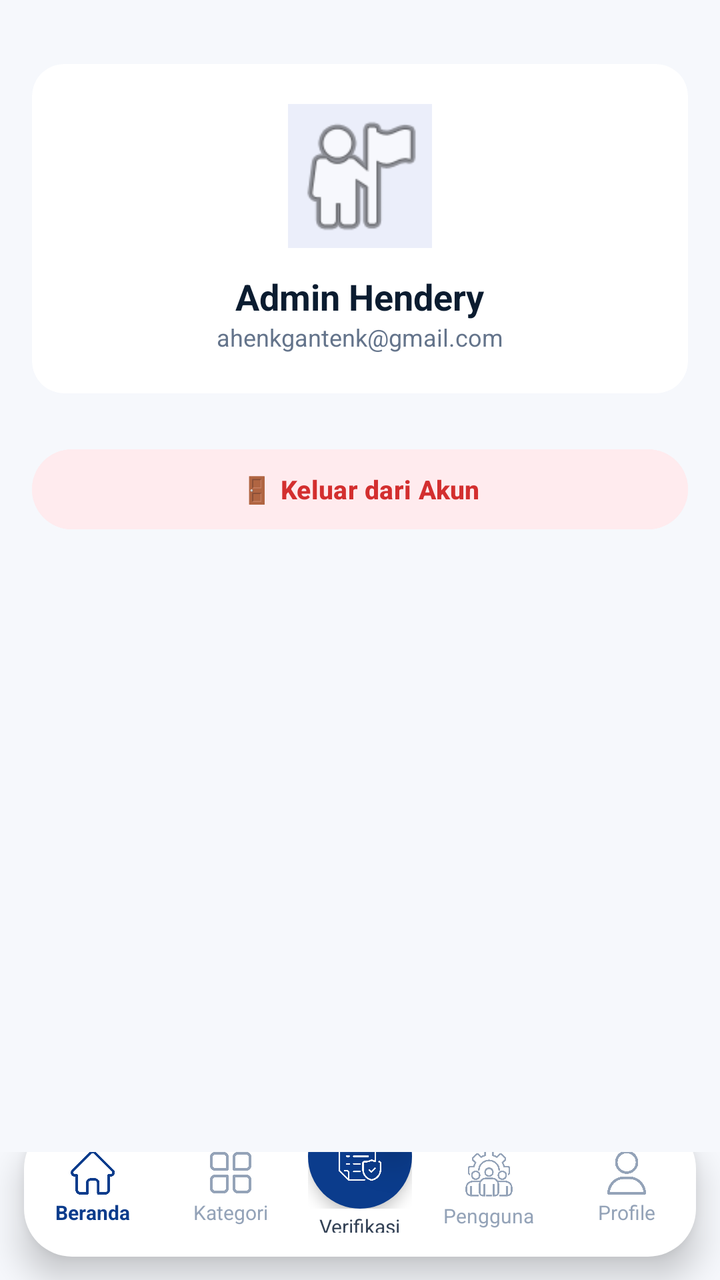
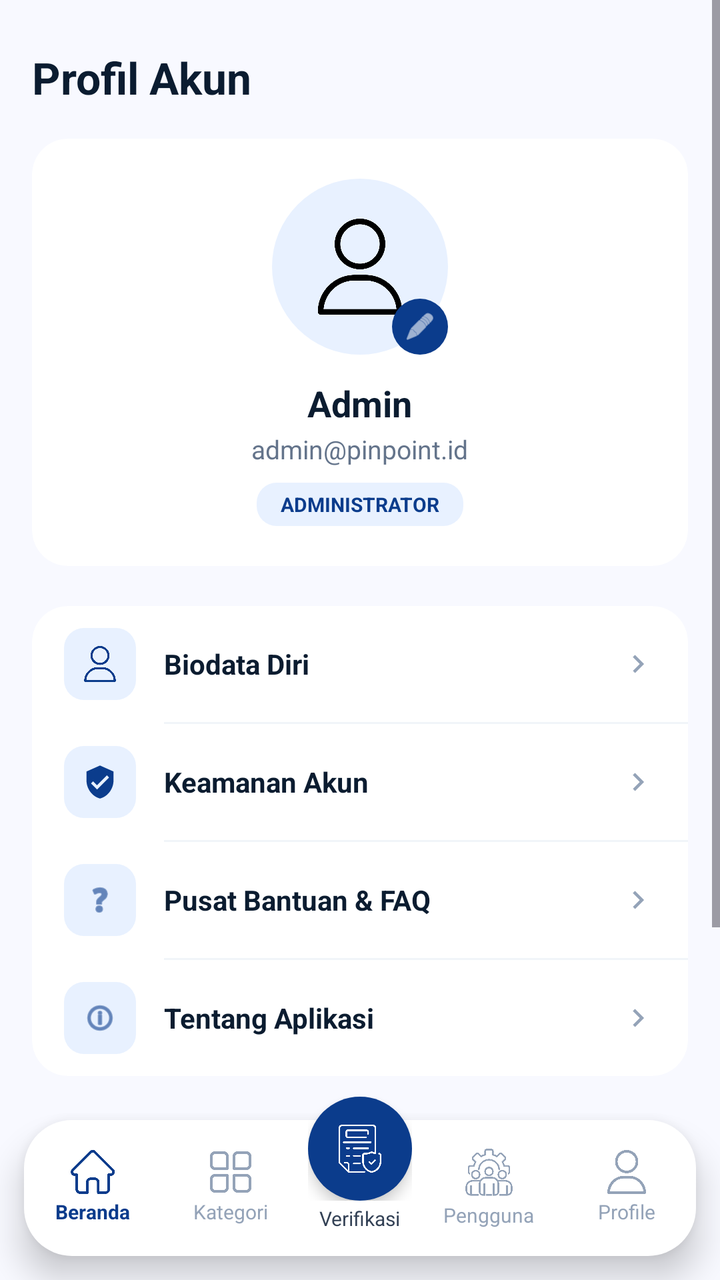

The first picture is an Android layout as it rendered before a commit; the second is the same layout after the commit. The layout source and the unified diff follow.
<!-- AndroidManifest.xml: application theme Theme.PinPoint -->
<!-- res/layout/activity_admin_profile.xml -->
<?xml version="1.0" encoding="utf-8"?>
<RelativeLayout xmlns:android="http://schemas.android.com/apk/res/android"
    xmlns:app="http://schemas.android.com/apk/res-auto"
    android:layout_width="match_parent"
    android:layout_height="match_parent"
    android:background="#F6F8FC">

    <ScrollView
        android:layout_width="match_parent"
        android:layout_height="match_parent"
        android:layout_above="@id/bottomNavContainer"
        android:clipToPadding="false"
        android:paddingBottom="24dp">

        <LinearLayout
            android:layout_width="match_parent"
            android:layout_height="wrap_content"
            android:orientation="vertical"
            android:paddingHorizontal="16dp"
            android:paddingTop="32dp">

            
            <androidx.cardview.widget.CardView
                android:layout_width="match_parent"
                android:layout_height="wrap_content"
                app:cardCornerRadius="16dp"
                app:cardElevation="0dp"
                app:cardBackgroundColor="#FFFFFF"
                android:layout_marginBottom="24dp">

                <LinearLayout
                    android:layout_width="match_parent"
                    android:layout_height="wrap_content"
                    android:orientation="vertical"
                    android:gravity="center"
                    android:padding="20dp">

                    <ImageView
                        android:id="@+id/ivAdminAvatar"
                        android:layout_width="72dp"
                        android:layout_height="72dp"
                        android:src="@android:drawable/ic_menu_myplaces"
                        android:background="#EBEEFA"
                        android:layout_marginBottom="12dp" />

                    <TextView
                        android:id="@+id/tvAdminProfileName"
                        android:layout_width="wrap_content"
                        android:layout_height="wrap_content"
                        android:text="Admin Hendery"
                        android:textColor="#0B1C30"
                        android:textSize="18sp"
                        android:textStyle="bold" />

                    <TextView
                        android:id="@+id/tvAdminProfileEmail"
                        android:layout_width="wrap_content"
                        android:layout_height="wrap_content"
                        android:text="ahenkgantenk@gmail.com"
                        android:textColor="#64748B"
                        android:textSize="12sp" />
                </LinearLayout>
            </androidx.cardview.widget.CardView>

            
            <Button
                android:id="@+id/btnLogoutAdmin"
                android:layout_width="match_parent"
                android:layout_height="48dp"
                android:text="🚪 Keluar dari Akun"
                android:textColor="#D32F2F"
                android:textSize="13sp"
                android:textStyle="bold"
                android:backgroundTint="#FFEBEE" />

        </LinearLayout>
    </ScrollView>

    
    <include
        android:id="@+id/bottomNavContainer"
        layout="@layout/layout_admin_bottom_nav"
        android:layout_width="match_parent"
        android:layout_height="64dp"
        android:layout_alignParentBottom="true" />

</RelativeLayout>
<!-- res/layout/layout_admin_bottom_nav.xml (included above) -->
<?xml version="1.0" encoding="utf-8"?>
<androidx.constraintlayout.widget.ConstraintLayout xmlns:android="http://schemas.android.com/apk/res/android"
    xmlns:app="http://schemas.android.com/apk/res-auto"
    android:id="@+id/bottomNavContainer"
    android:layout_width="match_parent"
    android:layout_height="104dp"
    android:clipChildren="false"
    android:clipToPadding="false"
    android:paddingStart="12dp"
    android:paddingEnd="12dp">

    
    <View
        android:layout_width="0dp"
        android:layout_height="68dp"
        android:background="@drawable/bg_navbar"
        android:elevation="10dp"
        app:layout_constraintBottom_toBottomOf="parent"
        app:layout_constraintLeft_toLeftOf="parent"
        app:layout_constraintRight_toRightOf="parent"
        android:layout_marginBottom="12dp" />

    
    <LinearLayout
        android:id="@+id/navHome"
        android:layout_width="0dp"
        android:layout_height="68dp"
        android:gravity="center"
        android:clickable="true"
        android:focusable="true"
        android:orientation="vertical"
        android:elevation="12dp"
        app:layout_constraintBottom_toBottomOf="parent"
        app:layout_constraintLeft_toLeftOf="parent"
        app:layout_constraintRight_toLeftOf="@id/navCategory"
        app:layout_constraintHorizontal_weight="1"
        android:layout_marginBottom="12dp">

        <ImageView
            android:id="@+id/ivNavHome"
            android:layout_width="22dp"
            android:layout_height="22dp"
            android:src="@drawable/home"
            app:tint="#0B3C8C" />

        <TextView
            android:id="@+id/tvNavHome"
            android:layout_width="wrap_content"
            android:layout_height="wrap_content"
            android:layout_marginTop="2dp"
            android:text="Beranda"
            android:textColor="#0B3C8C"
            android:textSize="10sp"
            android:textStyle="bold" />
    </LinearLayout>

    
    <LinearLayout
        android:id="@+id/navCategory"
        android:layout_width="0dp"
        android:layout_height="68dp"
        android:gravity="center"
        android:clickable="true"
        android:focusable="true"
        android:orientation="vertical"
        android:elevation="12dp"
        app:layout_constraintBottom_toBottomOf="parent"
        app:layout_constraintLeft_toRightOf="@id/navHome"
        app:layout_constraintRight_toLeftOf="@id/guidelineCenter"
        app:layout_constraintHorizontal_weight="1"
        android:layout_marginBottom="12dp"
        android:layout_marginEnd="30dp">

        <ImageView
            android:id="@+id/ivNavCategory"
            android:layout_width="22dp"
            android:layout_height="22dp"
            android:src="@drawable/category"
            app:tint="#94A3B8" />

        <TextView
            android:id="@+id/tvNavCategory"
            android:layout_width="wrap_content"
            android:layout_height="wrap_content"
            android:layout_marginTop="2dp"
            android:text="Kategori"
            android:textColor="#94A3B8"
            android:textSize="10sp" />
    </LinearLayout>

    
    <androidx.constraintlayout.widget.Guideline
        android:id="@+id/guidelineCenter"
        android:layout_width="wrap_content"
        android:layout_height="wrap_content"
        android:orientation="vertical"
        app:layout_constraintGuide_percent="0.5" />

    
    <LinearLayout
        android:id="@+id/navAccount"
        android:layout_width="0dp"
        android:layout_height="68dp"
        android:gravity="center"
        android:clickable="true"
        android:focusable="true"
        android:orientation="vertical"
        android:elevation="12dp"
        app:layout_constraintBottom_toBottomOf="parent"
        app:layout_constraintLeft_toRightOf="@id/guidelineCenter"
        app:layout_constraintRight_toLeftOf="@id/navProfile"
        app:layout_constraintHorizontal_weight="1"
        android:layout_marginBottom="12dp"
        android:layout_marginStart="30dp">

        <ImageView
            android:id="@+id/ivNavAccount"
            android:layout_width="25dp"
            android:layout_height="25dp"
            android:src="@drawable/user_manage"
            app:tint="#94A3B8" />

        <TextView
            android:id="@+id/tvNavAccount"
            android:layout_width="wrap_content"
            android:layout_height="wrap_content"
            android:layout_marginTop="2dp"
            android:text="Pengguna"
            android:textColor="#94A3B8"
            android:textSize="10sp" />
    </LinearLayout>

    
    <LinearLayout
        android:id="@+id/navProfile"
        android:layout_width="0dp"
        android:layout_height="68dp"
        android:gravity="center"
        android:clickable="true"
        android:focusable="true"
        android:orientation="vertical"
        android:elevation="12dp"
        app:layout_constraintBottom_toBottomOf="parent"
        app:layout_constraintLeft_toRightOf="@id/navAccount"
        app:layout_constraintRight_toRightOf="parent"
        app:layout_constraintHorizontal_weight="1"
        android:layout_marginBottom="12dp">

        <ImageView
            android:id="@+id/ivNavProfile"
            android:layout_width="22dp"
            android:layout_height="22dp"
            android:src="@drawable/user"
            app:tint="#94A3B8" />

        <TextView
            android:id="@+id/tvNavProfile"
            android:layout_width="wrap_content"
            android:layout_height="wrap_content"
            android:layout_marginTop="2dp"
            android:text="Profile"
            android:textColor="#94A3B8"
            android:textSize="10sp" />
    </LinearLayout>

    
    <LinearLayout
        android:id="@+id/navVerifyCenter"
        android:layout_width="wrap_content"
        android:layout_height="wrap_content"
        android:clickable="true"
        android:focusable="true"
        android:gravity="center"
        android:orientation="vertical"
        android:elevation="15dp"
        app:layout_constraintLeft_toLeftOf="parent"
        app:layout_constraintRight_toRightOf="parent"
        app:layout_constraintBottom_toBottomOf="parent"
        android:layout_marginBottom="24dp"> 

        
        <RelativeLayout
            android:layout_width="52dp"
            android:layout_height="52dp"
            android:clipChildren="false"
            android:clipToPadding="false">

            
            <LinearLayout
                android:layout_width="55dp"
                android:layout_height="55dp"
                android:layout_centerInParent="true"
                android:background="@drawable/bg_circle_blue_btn"
                android:elevation="4dp"
                android:gravity="center">

                <ImageView
                    android:layout_width="24dp"
                    android:layout_height="24dp"
                    android:src="@drawable/verif"
                    app:tint="#FFFFFF" />
            </LinearLayout>

            
            <TextView
                android:id="@+id/tvNavBadgeCount"
                android:layout_width="20dp"
                android:layout_height="20dp"
                android:layout_alignParentEnd="true"
                android:layout_alignParentTop="true"
                android:background="@drawable/bg_badge_red_circle"
                android:elevation="8dp"
                android:gravity="center"
                android:text="24"
                android:textColor="#FFFFFF"
                android:textSize="9sp"
                android:textStyle="bold" />
        </RelativeLayout>

        
        <TextView
            android:id="@+id/tvNavVerify"
            android:layout_width="wrap_content"
            android:layout_height="wrap_content"
            android:layout_marginTop="2dp"
            android:text="Verifikasi"
            android:textColor="#334155"
            android:textSize="10sp" />
    </LinearLayout>

</androidx.constraintlayout.widget.ConstraintLayout>
<!-- resources referenced by this layout -->
<resources>
  <!-- drawable bg_badge_red_circle (drawable) -->
  <?xml version="1.0" encoding="utf-8"?>
  <shape xmlns:android="http://schemas.android.com/apk/res/android"
      android:shape="oval">
      <solid android:color="#D32F2F" />
  </shape>
  <!-- drawable bg_circle_blue_btn (drawable) -->
  <?xml version="1.0" encoding="utf-8"?>
  <shape xmlns:android="http://schemas.android.com/apk/res/android"
      android:shape="oval">
      <solid android:color="#0B3C8C" />
  </shape>
  <!-- drawable bg_navbar (drawable) -->
  <?xml version="1.0" encoding="utf-8"?>
  <shape xmlns:android="http://schemas.android.com/apk/res/android"
      android:shape="rectangle">
      <solid android:color="#FFFFFF" />
      <corners
          android:topLeftRadius="24dp"
          android:topRightRadius="24dp"
          android:bottomLeftRadius="24dp"
          android:bottomRightRadius="24dp" />
  </shape>
  <!-- drawable category: png bitmap (drawable, 8234 bytes) -->
  <!-- drawable home: png bitmap (drawable, 8020 bytes) -->
  <!-- drawable user: png bitmap (drawable, 12623 bytes) -->
  <!-- drawable user_manage: png bitmap (drawable, 19656 bytes) -->
  <!-- drawable verif: png bitmap (drawable, 12368 bytes) -->
  <style name="Theme.PinPoint" parent="Base.Theme.PinPoint" />
  <style name="Base.Theme.PinPoint" parent="Theme.Material3.DayNight.NoActionBar">
          
          
      </style>
</resources>

<!-- the commit's change to res/layout/activity_admin_profile.xml (unified diff, before → after) -->
@@ -3,7 +3,7 @@
     xmlns:app="http://schemas.android.com/apk/res-auto"
     android:layout_width="match_parent"
     android:layout_height="match_parent"
-    android:background="#F6F8FC">
+    android:background="#F8F9FF">
 
     <ScrollView
         android:layout_width="match_parent"
@@ -17,16 +17,25 @@
             android:layout_height="wrap_content"
             android:orientation="vertical"
             android:paddingHorizontal="16dp"
-            android:paddingTop="32dp">
+            android:paddingTop="24dp">
+
+            <TextView
+                android:layout_width="wrap_content"
+                android:layout_height="wrap_content"
+                android:text="Profil Akun"
+                android:textColor="#0B1C30"
+                android:textSize="22sp"
+                android:textStyle="bold"
+                android:layout_marginBottom="16dp" />
 
             
             <androidx.cardview.widget.CardView
                 android:layout_width="match_parent"
                 android:layout_height="wrap_content"
-                app:cardCornerRadius="16dp"
+                app:cardCornerRadius="18dp"
                 app:cardElevation="0dp"
                 app:cardBackgroundColor="#FFFFFF"
-                android:layout_marginBottom="24dp">
+                android:layout_marginBottom="20dp">
 
                 <LinearLayout
                     android:layout_width="match_parent"
@@ -35,43 +44,289 @@
                     android:gravity="center"
                     android:padding="20dp">
 
-                    <ImageView
-                        android:id="@+id/ivAdminAvatar"
-                        android:layout_width="72dp"
-                        android:layout_height="72dp"
-                        android:src="@android:drawable/ic_menu_myplaces"
-                        android:background="#EBEEFA"
-                        android:layout_marginBottom="12dp" />
-
+                    
+                    <RelativeLayout
+                        android:layout_width="88dp"
+                        android:layout_height="88dp"
+                        android:layout_marginBottom="12dp">
+
+                        <androidx.cardview.widget.CardView
+                            android:layout_width="match_parent"
+                            android:layout_height="match_parent"
+                            app:cardCornerRadius="44dp"
+                            app:cardElevation="0dp">
+
+                            <ImageView
+                                android:id="@+id/ivProfilePicture"
+                                android:layout_width="match_parent"
+                                android:layout_height="match_parent"
+                                android:scaleType="centerCrop"
+                                android:src="@drawable/user"
+                                android:padding="20dp"
+                                android:background="#E8F1FF" />
+                        </androidx.cardview.widget.CardView>
+
+                        <ImageView
+                            android:id="@+id/btnEditPhoto"
+                            android:layout_width="28dp"
+                            android:layout_height="28dp"
+                            android:layout_alignParentEnd="true"
+                            android:layout_alignParentBottom="true"
+                            android:background="@drawable/bg_circle_blue_btn"
+                            android:padding="6dp"
+                            android:src="@android:drawable/ic_menu_edit"
+                            android:clickable="true"
+                            android:focusable="true"
+                            app:tint="#FFFFFF" />
+                    </RelativeLayout>
+
+                    
                     <TextView
-                        android:id="@+id/tvAdminProfileName"
+                        android:id="@+id/tvAdminName"
                         android:layout_width="wrap_content"
                         android:layout_height="wrap_content"
-                        android:text="Admin Hendery"
+                        android:text="Admin"
                         android:textColor="#0B1C30"
                         android:textSize="18sp"
-                        android:textStyle="bold" />
-
+                        android:textStyle="bold"
+                        android:layout_marginBottom="2dp" />
+
+                    
                     <TextView
-                        android:id="@+id/tvAdminProfileEmail"
+                        android:id="@+id/tvAdminEmail"
                         android:layout_width="wrap_content"
                         android:layout_height="wrap_content"
-                        android:text="ahenkgantenk@gmail.com"
+                        android:text="admin@pinpoint.id"
                         android:textColor="#64748B"
-                        android:textSize="12sp" />
+                        android:textSize="13sp"
+                        android:layout_marginBottom="8dp" />
+
+                    <TextView
+                        android:id="@+id/tvAdminRoleBadge"
+                        android:layout_width="wrap_content"
+                        android:layout_height="wrap_content"
+                        android:background="@drawable/bg_chip_blue_light"
+                        android:paddingHorizontal="12dp"
+                        android:paddingVertical="4dp"
+                        android:text="ADMINISTRATOR"
+                        android:textColor="#0B3C8C"
+                        android:textSize="10sp"
+                        android:textStyle="bold" />
+
                 </LinearLayout>
             </androidx.cardview.widget.CardView>
 
             
+            <androidx.cardview.widget.CardView
+                android:layout_width="match_parent"
+                android:layout_height="wrap_content"
+                app:cardCornerRadius="18dp"
+                app:cardElevation="0dp"
+                app:cardBackgroundColor="#FFFFFF"
+                android:layout_marginBottom="20dp">
+
+                <LinearLayout
+                    android:layout_width="match_parent"
+                    android:layout_height="wrap_content"
+                    android:orientation="vertical">
+
+                    
+                    <RelativeLayout
+                        android:id="@+id/btnMenuBiodata"
+                        android:layout_width="match_parent"
+                        android:layout_height="58dp"
+                        android:paddingHorizontal="16dp"
+                        android:background="?android:attr/selectableItemBackground"
+                        android:clickable="true"
+                        android:focusable="true">
+
+                        <ImageView
+                            android:id="@+id/ivIconBiodata"
+                            android:layout_width="36dp"
+                            android:layout_height="36dp"
+                            android:background="@drawable/bg_chip_blue_light"
+                            android:padding="9dp"
+                            android:src="@drawable/user"
+                            android:layout_alignParentStart="true"
+                            android:layout_centerVertical="true"
+                            android:layout_marginEnd="14dp"
+                            app:tint="#0B3C8C" />
+
+                        <TextView
+                            android:layout_width="wrap_content"
+                            android:layout_height="wrap_content"
+                            android:layout_toEndOf="@id/ivIconBiodata"
+                            android:layout_centerVertical="true"
+                            android:text="Biodata Diri"
+                            android:textColor="#0B1C30"
+                            android:textSize="14sp"
+                            android:textStyle="bold" />
+
+                        <ImageView
+                            android:layout_width="18dp"
+                            android:layout_height="18dp"
+                            android:layout_alignParentEnd="true"
+                            android:layout_centerVertical="true"
+                            android:src="@drawable/ic_chevron_right"
+                            app:tint="#94A3B8" />
+                    </RelativeLayout>
+
+                    <View
+                        android:layout_width="match_parent"
+                        android:layout_height="1dp"
+                        android:background="#F1F5F9"
+                        android:layout_marginStart="66dp" />
+
+                    
+                    <RelativeLayout
+                        android:id="@+id/btnMenuSecurity"
+                        android:layout_width="match_parent"
+                        android:layout_height="58dp"
+                        android:paddingHorizontal="16dp"
+                        android:background="?android:attr/selectableItemBackground"
+                        android:clickable="true"
+                        android:focusable="true">
+
+                        <ImageView
+                            android:id="@+id/ivIconSecurity"
+                            android:layout_width="36dp"
+                            android:layout_height="36dp"
+                            android:background="@drawable/bg_chip_blue_light"
+                            android:padding="9dp"
+                            android:src="@drawable/ic_shield_check"
+                            android:layout_alignParentStart="true"
+                            android:layout_centerVertical="true"
+                            android:layout_marginEnd="14dp"
+                            app:tint="#0B3C8C" />
+
+                        <TextView
+                            android:layout_width="wrap_content"
+                            android:layout_height="wrap_content"
+                            android:layout_toEndOf="@id/ivIconSecurity"
+                            android:layout_centerVertical="true"
+                            android:text="Keamanan Akun"
+                            android:textColor="#0B1C30"
+                            android:textSize="14sp"
+                            android:textStyle="bold" />
+
+                        <ImageView
+                            android:layout_width="18dp"
+                            android:layout_height="18dp"
+                            android:layout_alignParentEnd="true"
+                            android:layout_centerVertical="true"
+                            android:src="@drawable/ic_chevron_right"
+                            app:tint="#94A3B8" />
+                    </RelativeLayout>
+
+                    <View
+                        android:layout_width="match_parent"
+                        android:layout_height="1dp"
+                        android:background="#F1F5F9"
+                        android:layout_marginStart="66dp" />
+
+                    
+                    <RelativeLayout
+                        android:id="@+id/btnMenuHelp"
+                        android:layout_width="match_parent"
+                        android:layout_height="58dp"
+                        android:paddingHorizontal="16dp"
+                        android:background="?android:attr/selectableItemBackground"
+                        android:clickable="true"
+                        android:focusable="true">
+
+                        <ImageView
+                            android:id="@+id/ivIconHelp"
+                            android:layout_width="36dp"
+                            android:layout_height="36dp"
+                            android:background="@drawable/bg_chip_blue_light"
+                            android:padding="9dp"
+                            android:src="@android:drawable/ic_menu_help"
+                            android:layout_alignParentStart="true"
+                            android:layout_centerVertical="true"
+                            android:layout_marginEnd="14dp"
+                            app:tint="#0B3C8C" />
+
+                        <TextView
+                            android:layout_width="wrap_content"
+                            android:layout_height="wrap_content"
+                            android:layout_toEndOf="@id/ivIconHelp"
+                            android:layout_centerVertical="true"
+                            android:text="Pusat Bantuan &amp; FAQ"
+                            android:textColor="#0B1C30"
+                            android:textSize="14sp"
+                            android:textStyle="bold" />
+
+                        <ImageView
+                            android:layout_width="18dp"
+                            android:layout_height="18dp"
+                            android:layout_alignParentEnd="true"
+                            android:layout_centerVertical="true"
+                            android:src="@drawable/ic_chevron_right"
+                            app:tint="#94A3B8" />
+                    </RelativeLayout>
+
+                    <View
+                        android:layout_width="match_parent"
+                        android:layout_height="1dp"
+                        android:background="#F1F5F9"
+                        android:layout_marginStart="66dp" />
+
+                    
+                    <RelativeLayout
+                        android:id="@+id/btnMenuAbout"
+                        android:layout_width="match_parent"
+                        android:layout_height="58dp"
+                        android:paddingHorizontal="16dp"
+                        android:background="?android:attr/selectableItemBackground"
+                        android:clickable="true"
+                        android:focusable="true">
+
+                        <ImageView
+                            android:id="@+id/ivIconAbout"
+                            android:layout_width="36dp"
+                            android:layout_height="36dp"
+                            android:background="@drawable/bg_chip_blue_light"
+                            android:padding="9dp"
+                            android:src="@android:drawable/ic_menu_info_details"
+                            android:layout_alignParentStart="true"
+                            android:layout_centerVertical="true"
+                            android:layout_marginEnd="14dp"
+                            app:tint="#0B3C8C" />
+
+                        <TextView
+                            android:layout_width="wrap_content"
+                            android:layout_height="wrap_content"
+                            android:layout_toEndOf="@id/ivIconAbout"
+                            android:layout_centerVertical="true"
+                            android:text="Tentang Aplikasi"
+                            android:textColor="#0B1C30"
+                            android:textSize="14sp"
+                            android:textStyle="bold" />
+
+                        <ImageView
+                            android:layout_width="18dp"
+                            android:layout_height="18dp"
+                            android:layout_alignParentEnd="true"
+                            android:layout_centerVertical="true"
+                            android:src="@drawable/ic_chevron_right"
+                            app:tint="#94A3B8" />
+                    </RelativeLayout>
+
+                </LinearLayout>
+            </androidx.cardview.widget.CardView>
+
+            
             <Button
-                android:id="@+id/btnLogoutAdmin"
+                android:id="@+id/btnLogout"
                 android:layout_width="match_parent"
-                android:layout_height="48dp"
-                android:text="🚪 Keluar dari Akun"
+                android:layout_height="52dp"
+                android:backgroundTint="#FFEBEE"
+                android:text="Keluar dari Akun"
+                android:textAllCaps="false"
                 android:textColor="#D32F2F"
-                android:textSize="13sp"
+                android:textSize="14sp"
                 android:textStyle="bold"
-                android:backgroundTint="#FFEBEE" />
+                app:cornerRadius="14dp" />
 
         </LinearLayout>
     </ScrollView>
@@ -81,7 +336,7 @@
         android:id="@+id/bottomNavContainer"
         layout="@layout/layout_admin_bottom_nav"
         android:layout_width="match_parent"
-        android:layout_height="64dp"
+        android:layout_height="96dp"
         android:layout_alignParentBottom="true" />
 
 </RelativeLayout>
@@ -302,7 +557,8 @@
                 android:text="24"
                 android:textColor="#FFFFFF"
                 android:textSize="9sp"
-                android:textStyle="bold" />
+                android:textStyle="bold"
+                android:visibility="gone" />
         </RelativeLayout>
 
         
<!-- resource entries referenced after the edit -->
@@ -5,6 +5,12 @@
   <shape xmlns:android="http://schemas.android.com/apk/res/android"
       android:shape="oval">
       <solid android:color="#D32F2F" />
+  </shape>
+  <!-- drawable bg_chip_blue_light (drawable) -->
+  <?xml version="1.0" encoding="utf-8"?>
+  <shape xmlns:android="http://schemas.android.com/apk/res/android">
+      <solid android:color="#E8F1FF" />
+      <corners android:radius="10dp" />
   </shape>
   <!-- drawable bg_circle_blue_btn (drawable) -->
   <?xml version="1.0" encoding="utf-8"?>
@@ -25,6 +31,26 @@
   </shape>
   <!-- drawable category: png bitmap (drawable, 8234 bytes) -->
   <!-- drawable home: png bitmap (drawable, 8020 bytes) -->
+  <!-- drawable ic_chevron_right (drawable) -->
+  <vector xmlns:android="http://schemas.android.com/apk/res/android"
+      android:width="24dp"
+      android:height="24dp"
+      android:viewportWidth="24"
+      android:viewportHeight="24">
+      <path
+          android:fillColor="#94A3B8"
+          android:pathData="M10,6L8.59,7.41 13.17,12l-4.58,4.59L10,18l6,-6z" />
+  </vector>
+  <!-- drawable ic_shield_check (drawable) -->
+  <vector xmlns:android="http://schemas.android.com/apk/res/android"
+      android:width="24dp"
+      android:height="24dp"
+      android:viewportWidth="24"
+      android:viewportHeight="24">
+      <path
+          android:fillColor="#0B3C8C"
+          android:pathData="M12,1L3,5v6c0,5.55 3.84,10.74 9,12 5.16,-1.26 9,-6.45 9,-12V5l-9,-4zM10,17l-4,-4 1.41,-1.41L10,14.17l6.59,-6.59L18,9l-8,8z" />
+  </vector>
   <!-- drawable user: png bitmap (drawable, 12623 bytes) -->
   <!-- drawable user_manage: png bitmap (drawable, 19656 bytes) -->
   <!-- drawable verif: png bitmap (drawable, 12368 bytes) -->
